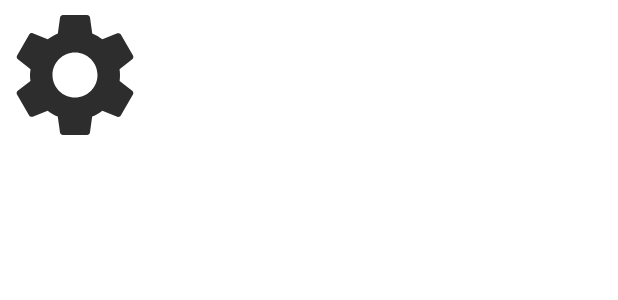
After one commit to ArtyseevWork/KniveSharpening, an Android app: the layout nav_header.xml on its own in the app's theme, with its tools: preview values and no code run, on a phone screen of 412 x 824 dp. The commit adds this screen. Shown: the top 300 px of the screen. Run offline under Robolectric (Android 15) with nearby library versions, the phone set to English and light mode, and no system bars.

Commit message:
feat add left menu
todo change header of menu

```diff
--- /dev/null
+++ b/app/src/main/res/drawable/ic_menu_btn.xml
@@ -0,0 +1,5 @@
+<vector android:alpha="0.9" android:height="35dp" android:tint="#151515"
+    android:viewportHeight="24" android:viewportWidth="24"
+    android:width="35dp" xmlns:android="http://schemas.android.com/apk/res/android">
+    <path android:fillColor="@android:color/white" android:pathData="M3,18h18v-2L3,16v2zM3,13h18v-2L3,11v2zM3,6v2h18L21,6L3,6z"/>
+</vector>
--- /dev/null
+++ b/app/src/main/res/drawable/ic_settings_picture.xml
@@ -0,0 +1,5 @@
+<vector android:alpha="0.9" android:height="100dp" android:tint="#151515"
+    android:viewportHeight="24" android:viewportWidth="24"
+    android:width="100dp" xmlns:android="http://schemas.android.com/apk/res/android">
+    <path android:fillColor="@android:color/white" android:pathData="M19.14,12.94c0.04,-0.3 0.06,-0.61 0.06,-0.94c0,-0.32 -0.02,-0.64 -0.07,-0.94l2.03,-1.58c0.18,-0.14 0.23,-0.41 0.12,-0.61l-1.92,-3.32c-0.12,-0.22 -0.37,-0.29 -0.59,-0.22l-2.39,0.96c-0.5,-0.38 -1.03,-0.7 -1.62,-0.94L14.4,2.81c-0.04,-0.24 -0.24,-0.41 -0.48,-0.41h-3.84c-0.24,0 -0.43,0.17 -0.47,0.41L9.25,5.35C8.66,5.59 8.12,5.92 7.63,6.29L5.24,5.33c-0.22,-0.08 -0.47,0 -0.59,0.22L2.74,8.87C2.62,9.08 2.66,9.34 2.86,9.48l2.03,1.58C4.84,11.36 4.8,11.69 4.8,12s0.02,0.64 0.07,0.94l-2.03,1.58c-0.18,0.14 -0.23,0.41 -0.12,0.61l1.92,3.32c0.12,0.22 0.37,0.29 0.59,0.22l2.39,-0.96c0.5,0.38 1.03,0.7 1.62,0.94l0.36,2.54c0.05,0.24 0.24,0.41 0.48,0.41h3.84c0.24,0 0.44,-0.17 0.47,-0.41l0.36,-2.54c0.59,-0.24 1.13,-0.56 1.62,-0.94l2.39,0.96c0.22,0.08 0.47,0 0.59,-0.22l1.92,-3.32c0.12,-0.22 0.07,-0.47 -0.12,-0.61L19.14,12.94zM12,15.6c-1.98,0 -3.6,-1.62 -3.6,-3.6s1.62,-3.6 3.6,-3.6s3.6,1.62 3.6,3.6S13.98,15.6 12,15.6z"/>
+</vector>
--- /dev/null
+++ b/app/src/main/res/layout/nav_header.xml
@@ -0,0 +1,14 @@
+<FrameLayout xmlns:android="http://schemas.android.com/apk/res/android"
+    android:layout_width="wrap_content"
+    android:layout_height="wrap_content"
+    android:background="@drawable/ic_settings_picture"
+    android:theme="@style/ThemeOverlay.AppCompat.Dark" >
+    <LinearLayout
+        android:layout_width="wrap_content"
+        android:layout_height="wrap_content"
+        android:orientation="vertical"
+        android:gravity="start"
+        android:layout_margin="16dp" >
+    </LinearLayout>
+
+</FrameLayout>
--- a/app/src/main/res/values/strings.xml
+++ b/app/src/main/res/values/strings.xml
@@ -8,6 +8,10 @@
     <string name="activity_main_title">Your knives:</string>
     <string name="activity_main_exit_message">Press again to exit.</string>
     <!--end activity_main   -->
+
+    <!--start menu_nav  -->
+    <string name="menu_nav_feedback">Feedback and support</string>
+    <!--end menu_nav   -->
 
     <!-- start activity_knife  -->
     <string name="activity_knife_next">Next knife</string>
```
Also changed, not shown: app/src/main/java/com/mordansoft/angleofknife/activities/MainActivity.java (+30 -1 lines), app/src/main/res/layout/activity_main.xml (+18 -0 lines), app/src/main/res/menu/menu_nav.xml (added, +9 -0 lines), 2 other files.
